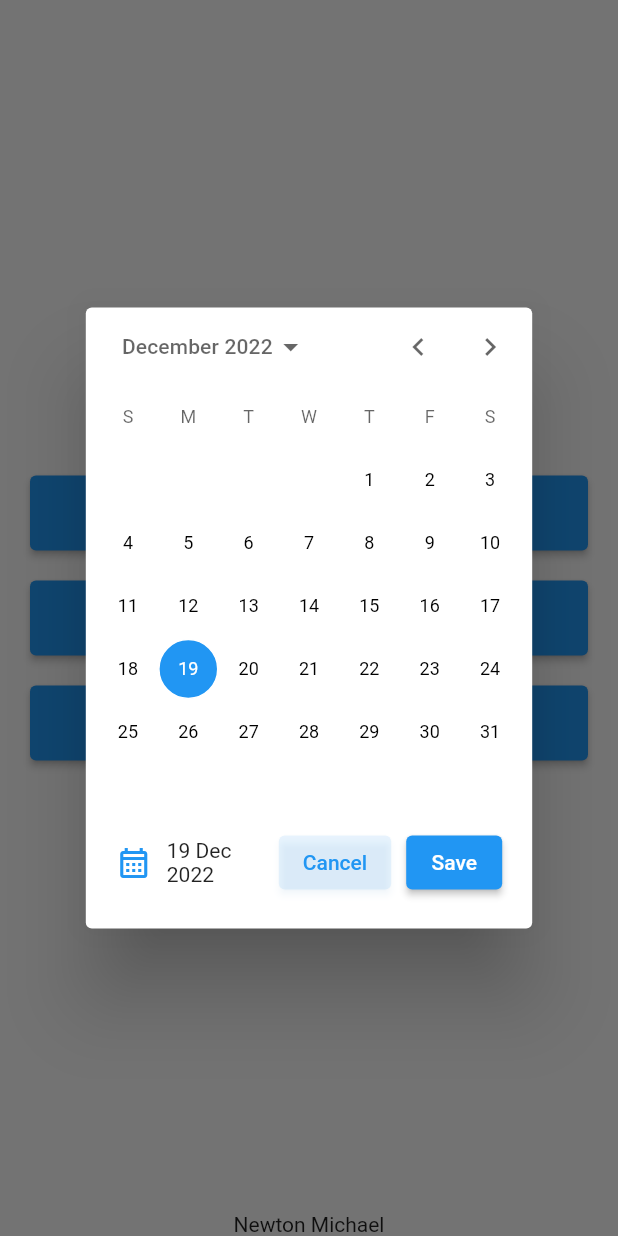
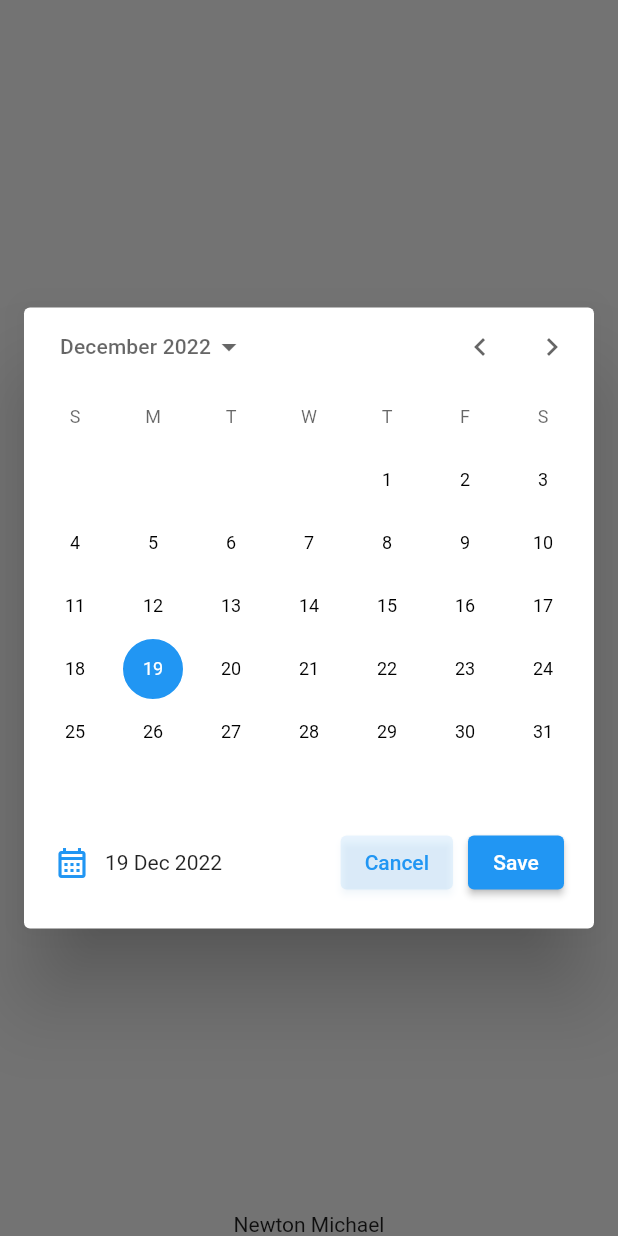
Before and after one commit to newtaDev/date_selectors, a Flutter app: the screen it shows after launch, after a tap on "Without preset", on a phone screen of 412 x 824 dp. Run offline on Flutter 3.47's test engine with Material 2 defaults, Android fonts, the phone set to English and light mode, and no system bars.

```diff
--- a/lib/widgets/without_preset.dart
+++ b/lib/widgets/without_preset.dart
@@ -27,7 +27,7 @@ class _DatePickerWithoutPresetState extends State<DatePickerWithoutPreset> {
   @override
   Widget build(BuildContext context) {
     return FractionallySizedBox(
-      widthFactor: MediaQuery.of(context).size.width > 400 ? 0.8 : 1,
+      widthFactor: MediaQuery.of(context).size.width > 800 ? 0.8 : 1,
       child: CustomDatePickerDialog(
         initialDate: selectedDate,
         firstDate: DateTime(2000),
```
Also changed, not shown: 1 other file.
